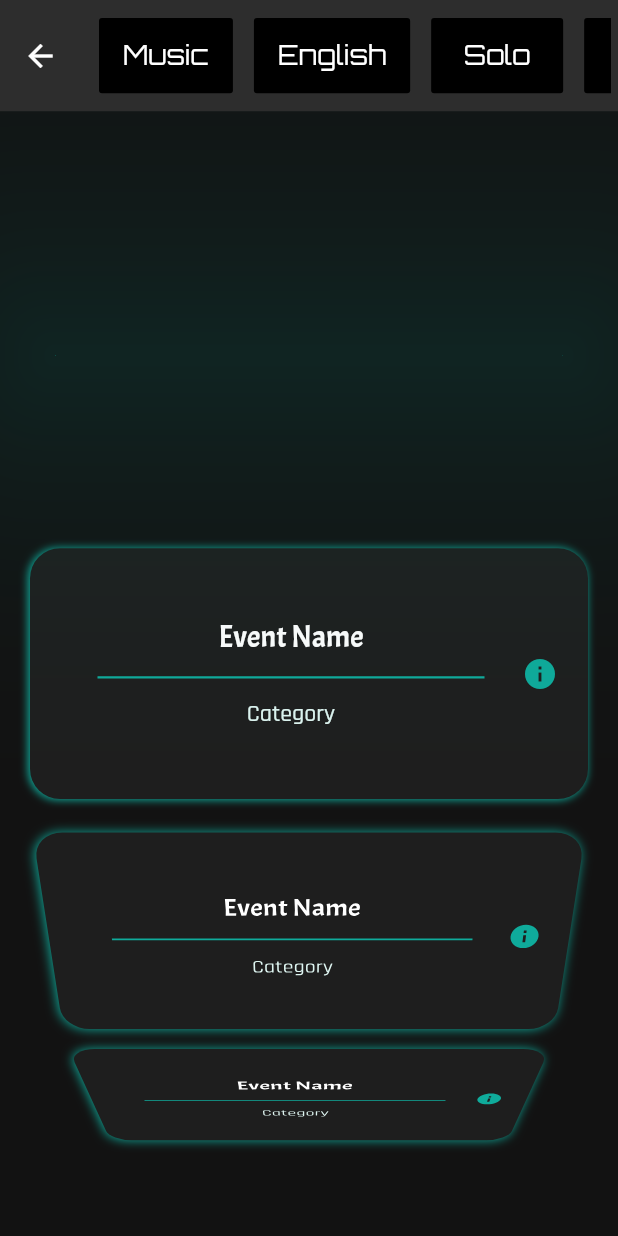
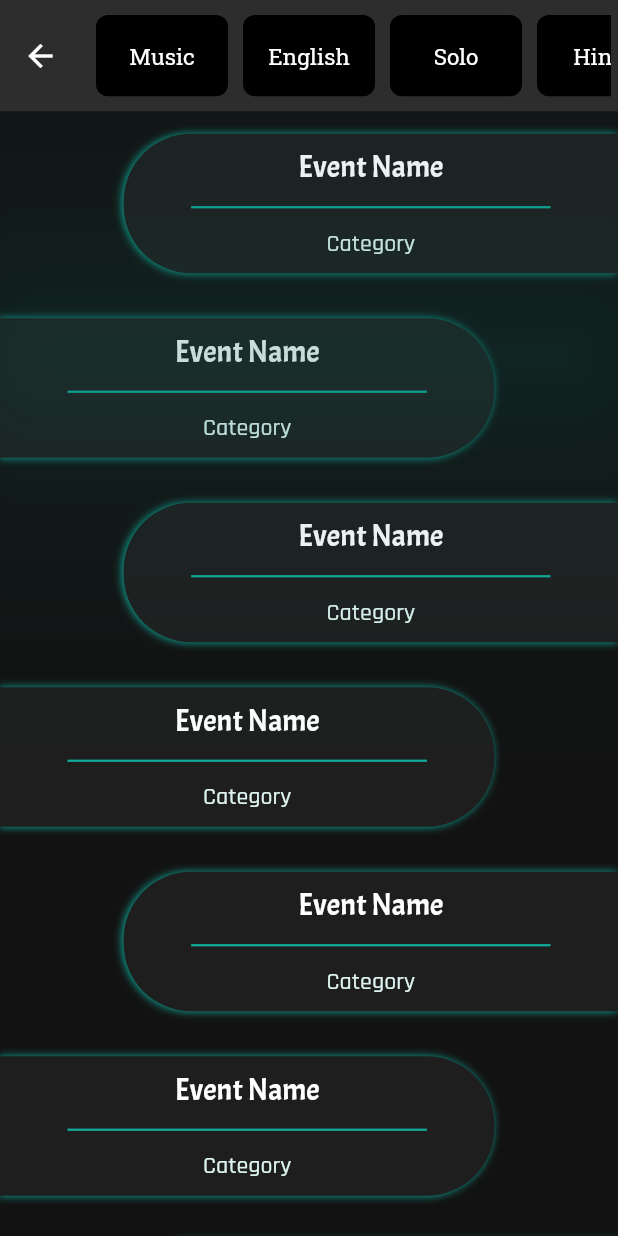
Before and after one commit to sonalika2001/Events-Page, a Flutter app: the screen it shows after launch, on a phone screen of 412 x 824 dp. Run offline on Flutter 3.47's test engine with Material 2 defaults, Android fonts, the phone set to English and light mode, and no system bars.

Commit message:
added alignment to event list

```diff
--- a/lib/constants.dart
+++ b/lib/constants.dart
@@ -1,8 +1,8 @@
 import 'package:flutter/material.dart';
 
 const kFilterTextStyle = TextStyle(
-  fontSize: 18,
-  fontFamily: 'Orbitron',
+  fontSize: 15,
+  fontFamily: 'RobotoSlab',
   fontWeight: FontWeight.w400,
 );
 
@@ -19,20 +19,6 @@ const kCategoryTextStyle = TextStyle(
   fontFamily: 'Rajdhani',
 );
 
-var kEventContainerStyle = BoxDecoration(
-  color: kDarkThemeContrast2,
-  borderRadius: BorderRadius.circular(20),
-  boxShadow: [
-    BoxShadow(
-      color: kShadowColor,
-      blurRadius: 4,
-      offset: Offset.fromDirection(
-        3,
-      ),
-    ),
-  ],
-);
-
 const kShadowColor = Color(0xff0FAB9B);
 const kDarkTextColor = Color(0xffDDF4F0);
 const kTextColor = Colors.white; //Color(0xff77C7BE);
@@ -40,3 +26,23 @@ const kDarkThemeBackground = Color(0xff121212);
 const kDarkThemeContrast1 = Color(0xff2D2D2D);
 const kDarkThemeContrast2 = Color(0xff1E1E1E);
 const kElementColor = Color(0xff0FAB9B);
+
+const kradius = Radius.circular(45);
+
+BoxDecoration eventTileStyle(int index) {
+  return BoxDecoration(
+    color: kDarkThemeContrast2,
+    borderRadius: index % 2 != 0
+        ? BorderRadius.only(topRight: kradius, bottomRight: kradius)
+        : BorderRadius.only(topLeft: kradius, bottomLeft: kradius),
+    boxShadow: [
+      BoxShadow(
+        color: kShadowColor,
+        blurRadius: 4,
+        offset: Offset.fromDirection(
+          3,
+        ),
+      ),
+    ],
+  );
+}
--- /dev/null
+++ b/lib/widgets/aligned_list.dart
@@ -0,0 +1,44 @@
+import 'package:flutter/material.dart';
+import 'events_button.dart';
+import 'package:events_page/constants.dart';
+
+List<Widget> alignedTile = [];
+
+List<Widget> alignedEventList(var width) {
+  for (int i = 0; i < 20; i++) {
+    if (i % 2 != 0) {
+      alignedTile.add(
+        Row(
+          children: <Widget>[
+            Expanded(
+                child: EventsButton(
+              eventName: 'Event Name',
+              eventCategory: 'Category',
+              eventTileStyle: eventTileStyle(i),
+            )),
+            SizedBox(
+              width: 0.2 * width,
+            ),
+          ],
+        ),
+      );
+    } else {
+      alignedTile.add(
+        Row(
+          children: <Widget>[
+            SizedBox(
+              width: 0.2 * width,
+            ),
+            Expanded(
+                child: EventsButton(
+              eventName: 'Event Name',
+              eventCategory: 'Category',
+              eventTileStyle: eventTileStyle(i),
+            )),
+          ],
+        ),
+      );
+    }
+  }
+  return alignedTile;
+}
--- a/lib/widgets/events_button.dart
+++ b/lib/widgets/events_button.dart
@@ -4,8 +4,9 @@ import 'package:events_page/constants.dart';
 class EventsButton extends StatefulWidget {
   final String eventName;
   final String eventCategory;
+  final BoxDecoration eventTileStyle;
 
-  EventsButton({this.eventName, this.eventCategory});
+  EventsButton({this.eventName, this.eventCategory, this.eventTileStyle});
   @override
   _EventsButtonState createState() => _EventsButtonState();
 }
@@ -14,9 +15,9 @@ class _EventsButtonState extends State<EventsButton> {
   @override
   Widget build(BuildContext context) {
     return Padding(
-      padding: EdgeInsets.only(left: 20, right: 20, bottom: 7, top: 7),
+      padding: EdgeInsets.symmetric(vertical: 15),
       child: Container(
-        decoration: kEventContainerStyle,
+        decoration: widget.eventTileStyle,
         padding: EdgeInsets.symmetric(horizontal: 20),
         child: Row(
           mainAxisAlignment: MainAxisAlignment.spaceEvenly,
@@ -24,7 +25,8 @@ class _EventsButtonState extends State<EventsButton> {
           children: <Widget>[
             Expanded(
               child: Padding(
-                padding: const EdgeInsets.symmetric(horizontal: 25),
+                padding:
+                    const EdgeInsets.symmetric(horizontal: 25, vertical: 10),
                 child: Column(
                   crossAxisAlignment: CrossAxisAlignment.center,
                   mainAxisAlignment: MainAxisAlignment.center,
@@ -51,10 +53,6 @@ class _EventsButtonState extends State<EventsButton> {
             // SizedBox(
             //   width: 20,
             // ),
-            Icon(
-              Icons.info,
-              color: kElementColor,
-            ),
           ],
         ),
       ),
--- a/lib/widgets/events_list.dart
+++ b/lib/widgets/events_list.dart
@@ -1,24 +1,17 @@
 import 'package:flutter/material.dart';
-import 'package:events_page/widgets/events_button.dart';
 
-class EventsList extends StatelessWidget {
+import 'aligned_list.dart';
+
+class EventsList extends StatefulWidget {
+  @override
+  _EventsListState createState() => _EventsListState();
+}
+
+class _EventsListState extends State<EventsList> {
   @override
   Widget build(BuildContext context) {
-    return ListWheelScrollView(
-      itemExtent: 0.22 * MediaQuery.of(context).size.height,
-      diameterRatio: 2,
-      children: <Widget>[
-        EventsButton(eventName: 'Event Name', eventCategory: 'Category'),
-        EventsButton(eventName: 'Event Name', eventCategory: 'Category'),
-        EventsButton(eventName: 'Event Name', eventCategory: 'Category'),
-        EventsButton(eventName: 'Event Name', eventCategory: 'Category'),
-        EventsButton(eventName: 'Event Name', eventCategory: 'Category'),
-        EventsButton(eventName: 'Event Name', eventCategory: 'Category'),
-        EventsButton(eventName: 'Event Name', eventCategory: 'Category'),
-        EventsButton(eventName: 'Event Name', eventCategory: 'Category'),
-        EventsButton(eventName: 'Event Name', eventCategory: 'Category'),
-        EventsButton(eventName: 'Event Name', eventCategory: 'Category'),
-      ],
+    return ListView(
+      children: alignedEventList(MediaQuery.of(context).size.width),
     );
   }
 }
--- a/lib/widgets/filter_button.dart
+++ b/lib/widgets/filter_button.dart
@@ -13,7 +13,7 @@ class _FilterButtonState extends State<FilterButton> {
   @override
   Widget build(BuildContext context) {
     return Padding(
-      padding: EdgeInsets.all(7.0),
+      padding: EdgeInsets.all(5.0),
       child: FlatButton(
         onPressed: () {
           setState(() {
@@ -28,6 +28,12 @@ class _FilterButtonState extends State<FilterButton> {
         ),
         textColor: isSelected ? Colors.black : kTextColor,
         color: isSelected ? kShadowColor : Colors.black,
+        shape: RoundedRectangleBorder(
+          borderRadius: BorderRadius.all(
+            Radius.circular(8),
+          ),
+
+        ),
       ),
     );
   }
```
Also changed, not shown: pubspec.yaml (+6 -2 lines), fonts/Orbitron-Regular.ttf (deleted), fonts/RobotoSlab-Regular.ttf (added), fonts/Teko-Light.ttf (added).
